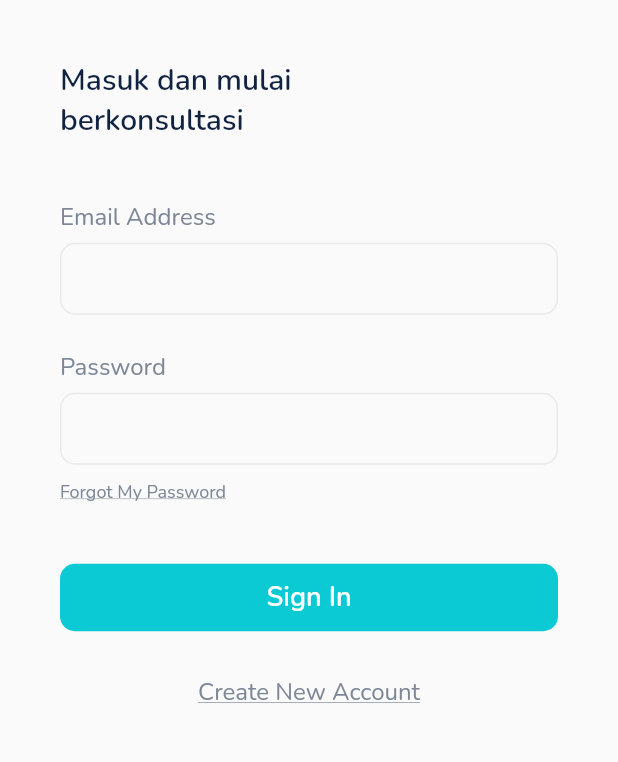
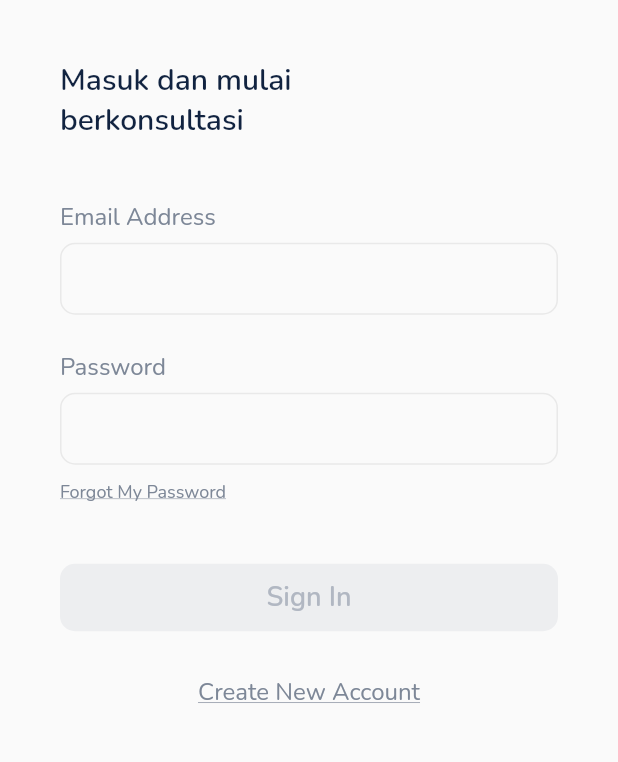
Before and after one commit to anggitpp/MyDoctor, a Flutter app: the screen it shows after launch, after a tap on "Sign In", on a phone screen of 412 x 824 dp, the part 178-940 px from its top. Run offline on Flutter 3.47's test engine with Material 2 defaults, Android fonts, the phone set to English and light mode, and no system bars; our stand-ins replace get, google_fonts, supercharged.

Commit message:
add sign in binding and controller, implement validation to button sign in

```diff
--- /dev/null
+++ b/lib/bindings/sign_in_page_binding.dart
@@ -0,0 +1,9 @@
+import 'package:get/get.dart';
+import 'package:mydoctor/controllers/sign_in_page_controller.dart';
+
+class SignInPageBinding implements Bindings {
+  @override
+  void dependencies() {
+    Get.put(SignInPageController());
+  }
+}
--- /dev/null
+++ b/lib/controllers/sign_in_page_controller.dart
@@ -0,0 +1,17 @@
+import 'package:flutter/material.dart';
+import 'package:get/get.dart';
+
+class SignInPageController extends GetxController {
+  TextEditingController emailController = TextEditingController();
+  TextEditingController passwordController = TextEditingController();
+
+  RxBool isCanSignIn = false.obs;
+
+  void checkValid() {
+    if (emailController.text != '' && passwordController.text != '') {
+      isCanSignIn.value = true;
+    } else {
+      isCanSignIn.value = false;
+    }
+  }
+}
--- a/lib/routes/pages.dart
+++ b/lib/routes/pages.dart
@@ -1,5 +1,6 @@
 import 'package:get/get.dart';
 import 'package:mydoctor/bindings/home_page_binding.dart';
+import 'package:mydoctor/bindings/sign_in_page_binding.dart';
 import 'package:mydoctor/bindings/sign_up_page_binding.dart';
 import 'package:mydoctor/bindings/upload_photo_page_binding.dart';
 import 'package:mydoctor/routes/route_name.dart';
@@ -27,6 +28,7 @@ class Pages {
     ),
     GetPage(
       name: RouteName.signin,
+      binding: SignInPageBinding(),
       page: () => const SignInPage(),
     ),
     GetPage(
--- a/lib/screens/pages/sign_in_page.dart
+++ b/lib/screens/pages/sign_in_page.dart
@@ -1,4 +1,6 @@
 import 'package:flutter/material.dart';
+import 'package:get/get.dart';
+import 'package:mydoctor/controllers/sign_in_page_controller.dart';
 import 'package:mydoctor/screens/widgets/default_button.dart';
 import 'package:mydoctor/screens/widgets/default_text_field.dart';
 import 'package:mydoctor/shared/theme.dart';
@@ -8,6 +10,7 @@ class SignInPage extends StatelessWidget {
 
   @override
   Widget build(BuildContext context) {
+    final controller = Get.find<SignInPageController>();
     return Scaffold(
       body: SafeArea(
         child: Padding(
@@ -30,14 +33,18 @@ class SignInPage extends StatelessWidget {
                 const SizedBox(
                   height: 40,
                 ),
-                const DefaultTextField(
+                DefaultTextField(
                   label: 'Email Address',
+                  controller: controller.emailController,
+                  onChanged: (value) => controller.checkValid(),
                 ),
                 const SizedBox(
                   height: 24,
                 ),
-                const DefaultTextField(
+                DefaultTextField(
                   label: 'Password',
+                  controller: controller.passwordController,
+                  onChanged: (value) => controller.checkValid(),
                   isPassword: true,
                 ),
                 const SizedBox(
@@ -51,15 +58,27 @@ class SignInPage extends StatelessWidget {
                 const SizedBox(
                   height: 40,
                 ),
-                DefaultButton(onTap: () {}, text: 'Sign In'),
+                Obx(
+                  () => DefaultButton(
+                    onTap: controller.isCanSignIn.value
+                        ? () => Get.offAllNamed('/home')
+                        : () {},
+                    text: 'Sign In',
+                    isActive: controller.isCanSignIn.value,
+                  ),
+                ),
                 const SizedBox(
                   height: 30,
                 ),
-                Center(
-                  child: Text(
-                    'Create New Account',
-                    style: mediumText.copyWith(
-                        color: grayColor, decoration: TextDecoration.underline),
+                GestureDetector(
+                  onTap: () => Get.toNamed('/signup'),
+                  child: Center(
+                    child: Text(
+                      'Create New Account',
+                      style: mediumText.copyWith(
+                          color: grayColor,
+                          decoration: TextDecoration.underline),
+                    ),
                   ),
                 ),
               ],
--- a/lib/screens/pages/sign_up_page.dart
+++ b/lib/screens/pages/sign_up_page.dart
@@ -16,7 +16,10 @@ class SignUpPage extends StatelessWidget {
           child: SingleChildScrollView(
         child: Column(
           children: [
-            const DefaultHeader(text: 'Daftar Akun'),
+            DefaultHeader(
+              text: 'Daftar Akun',
+              backFunction: () => Get.back(),
+            ),
             Container(
               margin: const EdgeInsets.symmetric(horizontal: 26, vertical: 40),
               child: Column(
--- a/lib/screens/pages/upload_photo_page.dart
+++ b/lib/screens/pages/upload_photo_page.dart
@@ -29,6 +29,7 @@ class UploadPhotoPage extends StatelessWidget {
                     ),
                     child: Stack(
                       children: [
+                        //TODO :: ADD CONDITION FOR UPLOAD PHOTO
                         Align(
                           alignment: Alignment.center,
                           child: Container(
```
Also changed, not shown: lib/screens/widgets/default_header.dart (+9 -4 lines).
